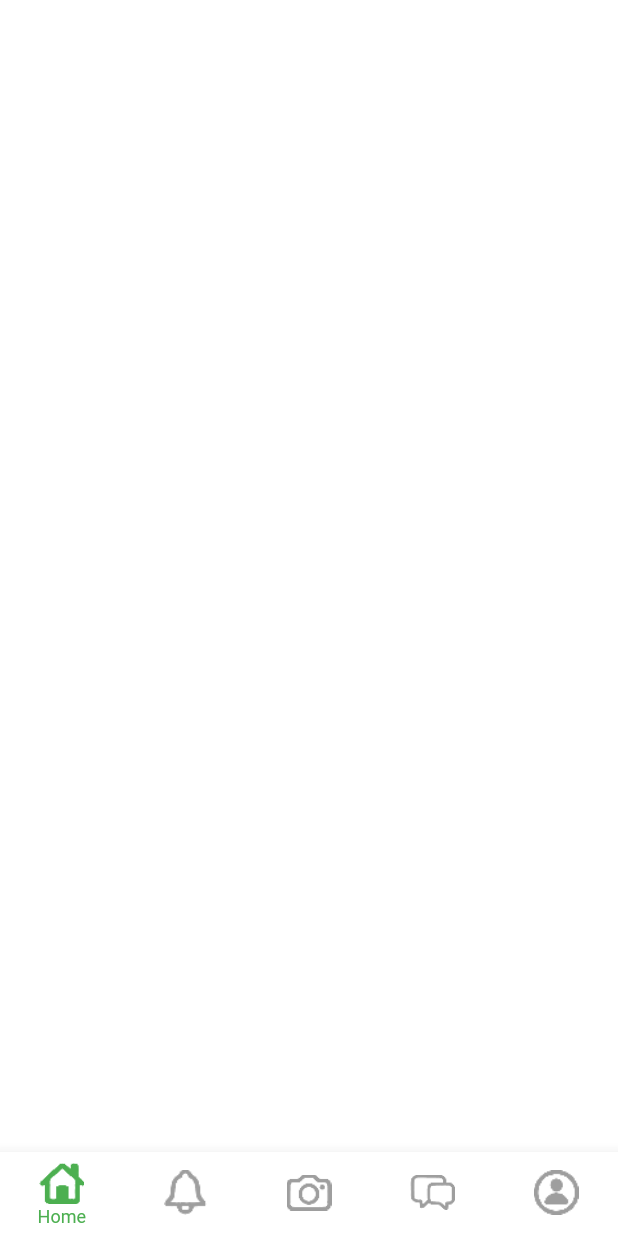
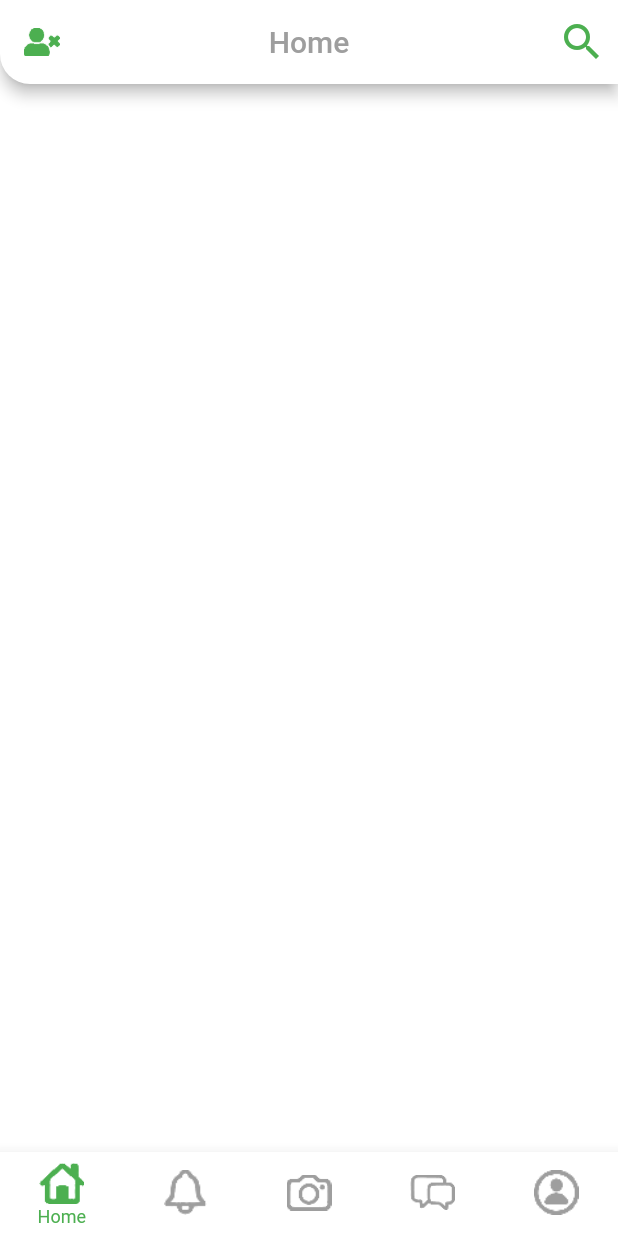
Before and after one commit to Usman2461/sherbby_app, a Flutter app: the screen it shows after launch, on a phone screen of 412 x 824 dp. Run offline on Flutter 3.47's test engine with Material 2 defaults, Android fonts, the phone set to English and light mode, and no system bars; our stand-ins replace carousel_slider, flutter_rating_stars, image_picker, intl_phone_field, share_plus, smooth_page_indicator.

Commit message:
completed UI empty

```diff
--- a/lib/screens/home_screen/home.dart
+++ b/lib/screens/home_screen/home.dart
@@ -16,66 +16,66 @@ class _HomeState extends State<Home> {
       child: Scaffold(
         backgroundColor: Colors.white,
         drawer: Drawer(),
-        // appBar: AppBar(
-        //   shape: RoundedRectangleBorder(borderRadius: BorderRadius.only(bottomLeft: Radius.circular(20.0))),
-        //   leading: Builder(
-        //     builder: (context) {
-        //       return IconButton(
-        //         onPressed: () => Scaffold.of(context).openDrawer(),
-        //         icon: ImageIcon(
-        //           AssetImage("assets/images/set10.png"),
-        //           color: Colors.green,
-        //         ),
-        //       );
-        //     },
-        //   ),
-        //   actions: [
-        //     IconButton(
-        //       onPressed: () {},
-        //       icon: Icon(Icons.search,color: Colors.green,
-        //       size: 32,),
-        //     )
-        //   ],
-        //   backgroundColor: Colors.white,
-        //   title: Text(
-        //     "Home",
-        //     style: TextStyle(color: Colors.grey),
-        //   ),
-        //   centerTitle: true,
-        //   bottom: PreferredSize(
-        //     preferredSize: Size(MediaQuery.of(context).size.width,50),
-        //     child: Card(
-        //       elevation: 0.0,
-        //       clipBehavior: Clip.hardEdge,
-        //       shape: RoundedRectangleBorder(borderRadius: BorderRadius.only(bottomLeft: Radius.circular(20.0))),
-        //
-        //       child: TabBar(
-        //         isScrollable: true,
-        //         labelColor: Colors.green,
-        //         indicatorColor: Colors.green,
-        //         indicatorWeight: 8.0,
-        //         unselectedLabelColor: Colors.grey,
-        //         tabs: [
-        //           Tab(
-        //             text: "Tout",
-        //           ),
-        //           Tab(
-        //             text: "Arts / Culture",
-        //           ),
-        //           Tab(
-        //             text: "Maisons",
-        //           ),
-        //           Tab(
-        //             text: "Electroniques",
-        //           ),
-        //           Tab(
-        //             text: "Dresses",
-        //           ),
-        //         ],
-        //       ),
-        //     ),
-        //   ),
-        // ),
+        appBar: AppBar(
+          shape: RoundedRectangleBorder(borderRadius: BorderRadius.only(bottomLeft: Radius.circular(20.0))),
+          leading: Builder(
+            builder: (context) {
+              return IconButton(
+                onPressed: () => Scaffold.of(context).openDrawer(),
+                icon: ImageIcon(
+                  AssetImage("assets/images/set10.png"),
+                  color: Colors.green,
+                ),
+              );
+            },
+          ),
+          actions: [
+            IconButton(
+              onPressed: () {},
+              icon: Icon(Icons.search,color: Colors.green,
+              size: 32,),
+            )
+          ],
+          backgroundColor: Colors.white,
+          title: Text(
+            "Home",
+            style: TextStyle(color: Colors.grey),
+          ),
+          centerTitle: true,
+          // bottom: PreferredSize(
+          //   preferredSize: Size(MediaQuery.of(context).size.width,50),
+          //   child: Card(
+          //     elevation: 0.0,
+          //     clipBehavior: Clip.hardEdge,
+          //     shape: RoundedRectangleBorder(borderRadius: BorderRadius.only(bottomLeft: Radius.circular(20.0))),
+          //
+          //     child: TabBar(
+          //       isScrollable: true,
+          //       labelColor: Colors.green,
+          //       indicatorColor: Colors.green,
+          //       indicatorWeight: 8.0,
+          //       unselectedLabelColor: Colors.grey,
+          //       tabs: [
+          //         Tab(
+          //           text: "Tout",
+          //         ),
+          //         Tab(
+          //           text: "Arts / Culture",
+          //         ),
+          //         Tab(
+          //           text: "Maisons",
+          //         ),
+          //         Tab(
+          //           text: "Electroniques",
+          //         ),
+          //         Tab(
+          //           text: "Dresses",
+          //         ),
+          //       ],
+          //     ),
+          //   ),
+          // ),
+        ),
         // body: TabBarView(
         //   children: [
         //     HomePage(),
```
